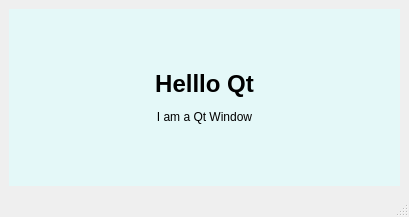
First picture: the form in 099_windowsembedding/mainwindow.ui, repository srutz/qtframework, before the edit.
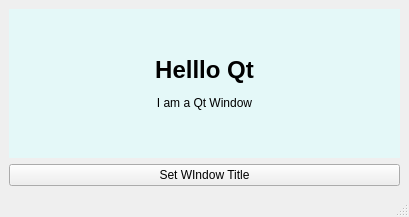
Second picture: the form after the edit.

Diff of the .ui file:
```diff
--- a/099_windowsembedding/mainwindow.ui
+++ b/099_windowsembedding/mainwindow.ui
@@ -29,6 +29,13 @@
       </property>
      </widget>
     </item>
+    <item>
+     <widget class="QPushButton" name="pushButton">
+      <property name="text">
+       <string>Set WIndow Title</string>
+      </property>
+     </widget>
+    </item>
    </layout>
   </widget>
   <widget class="QMenuBar" name="menubar">
```
